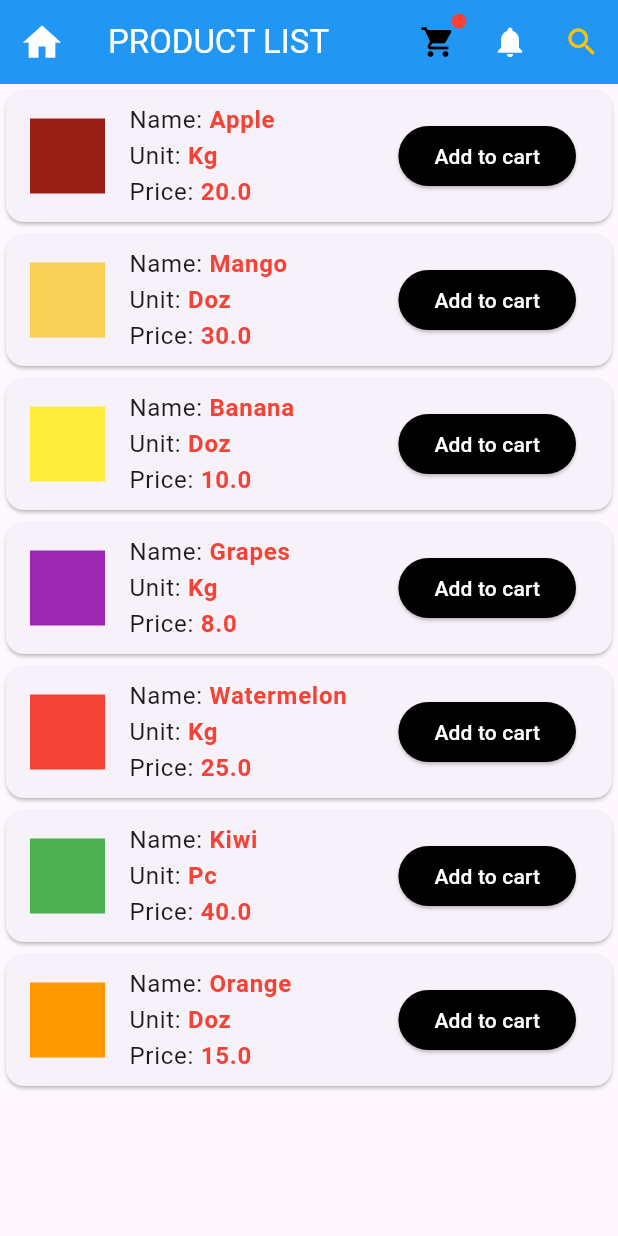
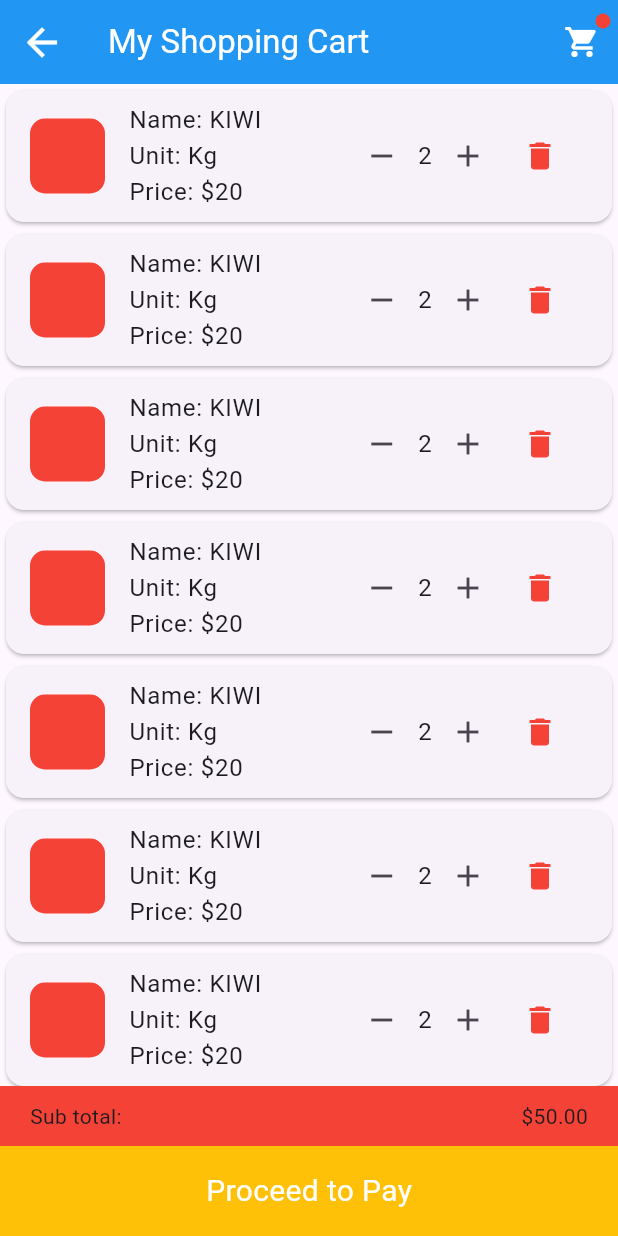
Before and after one commit to nhuytran122/flutter-mobile-app, a Flutter app: the screen it shows after launch, after a tap on the "shopping cart" icon, on a phone screen of 412 x 824 dp. Run offline on Flutter 3.47's test engine with Material 3 defaults, Android fonts, the phone set to English and light mode, and no system bars; our stand-ins replace marquee; network calls fail.

Commit message:
16.10 UI ShoppingCart

```diff
--- a/flutter_g8/lib/main.dart
+++ b/flutter_g8/lib/main.dart
@@ -4,6 +4,7 @@ import 'package:flutter/material.dart';
 import 'package:flutter_g8/my_idol.dart';
 import 'package:flutter_g8/my_place.dart';
 import 'package:flutter_g8/my_productlist.dart';
+import 'package:flutter_g8/my_shoppingcart.dart';
 
 void main() {
   runApp(MyApp());
@@ -15,7 +16,12 @@ class MyApp extends StatelessWidget {
   @override
   Widget build(BuildContext context) {
     return MaterialApp(
-      home: MyProductList(),
+      routes: {
+        "/productlist": (context) => MyProductList(),
+        "/shoppingcart": (context) => MyShoppingCart()
+      },
+      // home: MyShoppingCart(),
+      initialRoute: "/productlist",
       debugShowCheckedModeBanner: false,
     );
   }
--- a/flutter_g8/lib/my_productlist.dart
+++ b/flutter_g8/lib/my_productlist.dart
@@ -26,11 +26,14 @@ class MyProductList extends StatelessWidget {
           Stack(
             children: [
               IconButton(
-                  onPressed: () => null,
+                  onPressed: () {
+                    Navigator.pushNamed(context, "/shoppingcart");
+                  },
                   icon: Icon(
                     Icons.shopping_cart,
                     color: Colors.black,
-                  )),
+                  ),
+              ),
               Positioned(
                 right: 5,
                 top: 5,
--- /dev/null
+++ b/flutter_g8/lib/my_shoppingcart.dart
@@ -0,0 +1,168 @@
+import 'package:flutter/material.dart';
+
+class MyShoppingCart extends StatefulWidget {
+  const MyShoppingCart({super.key});
+
+  @override
+  State<MyShoppingCart> createState() => _MyShoppingCartState();
+}
+
+class _MyShoppingCartState extends State<MyShoppingCart> {
+  @override
+  Widget build(BuildContext context) {
+    return Scaffold(
+      appBar: myAppBar(context),
+      body: Column(
+        children: [
+          Expanded(
+            child: ListView(
+              children: List.generate(10, (index) => item()),
+            ),
+          ),
+          myBottom(),
+        ],
+      ),
+    );
+  }
+
+  Container myBottom() {
+    return Container(
+      height: 100,
+      decoration: BoxDecoration(
+        color: Colors.red,
+      ),
+      child: Column(
+        children: [
+          Padding(
+            padding:
+                const EdgeInsets.only(left: 20, right: 20, top: 10, bottom: 10),
+            child: Row(
+              mainAxisAlignment: MainAxisAlignment.spaceBetween,
+              children: [
+                Text("Sub total:"),
+                Text("\$50.00"),
+              ],
+            ),
+          ),
+          Expanded(
+            child: Container(
+              decoration: BoxDecoration(
+                color: Colors.amber,
+              ),
+              child: Center(
+                child: Text(
+                  "Proceed to Pay",
+                  style: TextStyle(
+                    color: Colors.white,
+                    fontSize: 20,
+                  ),
+                ),
+              ),
+            ),
+          )
+        ],
+      ),
+    );
+  }
+
+  AppBar myAppBar(BuildContext context) {
+    return AppBar(
+      backgroundColor: Colors.blue,
+      leading: IconButton(
+          onPressed: () {
+            Navigator.pop(context);
+          },
+          icon: Icon(
+            Icons.arrow_back,
+            color: Colors.white,
+            size: 30,
+          )),
+      title: Text(
+        "My Shopping Cart",
+        style: TextStyle(
+          color: Colors.white,
+        ),
+      ),
+      actions: [
+        Stack(
+          children: [
+            IconButton(
+              onPressed: () => null,
+              icon: Icon(
+                Icons.shopping_cart,
+                color: Colors.white,
+              ),
+            ),
+            SizedBox(
+              width: 10,
+            ),
+            Positioned(
+              right: 5,
+              top: 5,
+              child: Container(
+                height: 10,
+                width: 10,
+                decoration: BoxDecoration(
+                  color: Colors.red,
+                  shape: BoxShape.circle,
+                ),
+              ),
+            )
+          ],
+        ),
+      ],
+    );
+  }
+
+  Widget item() {
+    return Container(
+      child: Card(
+        child: ListTile(
+          leading: Container(
+            height: 50,
+            width: 50,
+            decoration: BoxDecoration(
+              color: Colors.red,
+              borderRadius: BorderRadius.circular(10),
+            ),
+          ),
+          title: Row(
+            mainAxisAlignment: MainAxisAlignment.spaceBetween,
+            children: [
+              Column(
+                crossAxisAlignment: CrossAxisAlignment.start,
+                children: [
+                  Text("Name: KIWI"),
+                  Text("Unit: Kg"),
+                  Text("Price: \$20"),
+                ],
+              ),
+              Row(
+                children: [
+                  Row(
+                    children: [
+                      IconButton(
+                        onPressed: () => null,
+                        icon: Icon(Icons.remove),
+                      ),
+                      Text("2"),
+                      IconButton(
+                        onPressed: () => null,
+                        icon: Icon(Icons.add),
+                      ),
+                    ],
+                  ),
+                  IconButton(
+                    onPressed: () => null,
+                    icon: Icon(Icons.delete),
+                    color: Colors.red,
+                  ),
+                ],
+              )
+            ],
+          ),
+        ),
+      ),
+    );
+  }
+}
```
